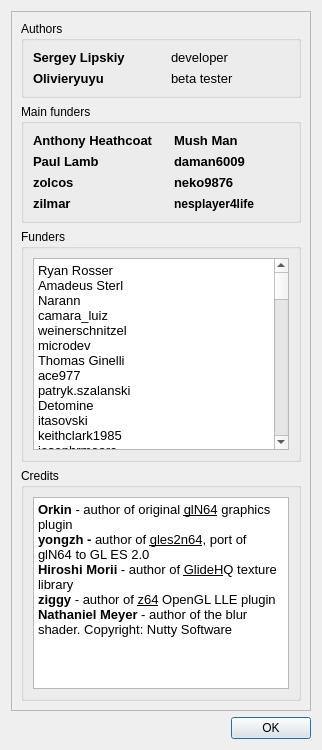
Qt form src/GLideNUI/AboutDialog.ui (gonetz/GLideN64) before a commit.
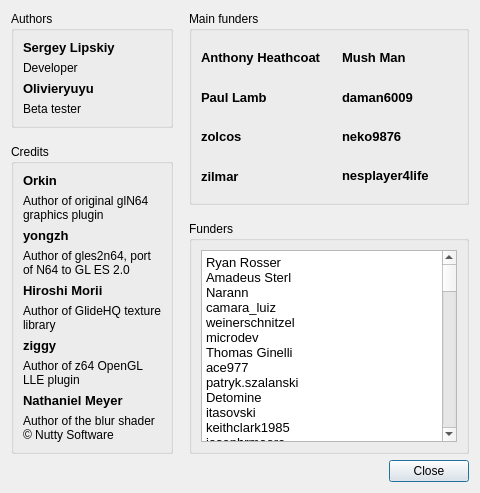
The same form after that commit. Icons and pictures are not drawn.

Commit message: Two column UI and simplifed language updates

Patch:
```diff
--- a/src/GLideNUI/AboutDialog.ui
+++ b/src/GLideNUI/AboutDialog.ui
@@ -5,32 +5,6 @@
   <property name="windowModality">
    <enum>Qt::WindowModal</enum>
   </property>
-  <property name="geometry">
-   <rect>
-    <x>0</x>
-    <y>0</y>
-    <width>316</width>
-    <height>520</height>
-   </rect>
-  </property>
-  <property name="sizePolicy">
-   <sizepolicy hsizetype="Fixed" vsizetype="Fixed">
-    <horstretch>0</horstretch>
-    <verstretch>0</verstretch>
-   </sizepolicy>
-  </property>
-  <property name="minimumSize">
-   <size>
-    <width>316</width>
-    <height>520</height>
-   </size>
-  </property>
-  <property name="maximumSize">
-   <size>
-    <width>400</width>
-    <height>520</height>
-   </size>
-  </property>
   <property name="windowTitle">
    <string>About GLideN64</string>
   </property>
@@ -46,14 +20,12 @@
     <enum>QLayout::SetFixedSize</enum>
    </property>
    <item>
-    <widget class="QFrame" name="frame">
-     <property name="frameShape">
-      <enum>QFrame::StyledPanel</enum>
+    <layout class="QHBoxLayout" name="horizontalLayout">
+     <property name="spacing">
+      <number>16</number>
      </property>
-     <property name="frameShadow">
-      <enum>QFrame::Raised</enum>
-     </property>
-     <layout class="QVBoxLayout" name="verticalLayout_4">
+     <item>
+      <layout class="QVBoxLayout" name="verticalLayout_5">
       <item>
        <widget class="QGroupBox" name="groupBox_3">
         <property name="sizePolicy">
@@ -65,11 +37,8 @@
         <property name="title">
          <string>Authors</string>
         </property>
-        <layout class="QGridLayout" name="gridLayout">
-         <property name="horizontalSpacing">
-          <number>20</number>
-         </property>
-         <item row="0" column="0">
+         <layout class="QVBoxLayout" name="verticalLayout_2">
+          <item>
           <widget class="QLabel" name="label_3">
            <property name="font">
             <font>
@@ -83,19 +52,14 @@
            </property>
           </widget>
          </item>
-         <item row="0" column="1">
+          <item>
           <widget class="QLabel" name="label_4">
-           <property name="font">
-            <font>
-             <pointsize>10</pointsize>
-            </font>
-           </property>
            <property name="text">
-            <string>developer</string>
+             <string>Developer</string>
            </property>
           </widget>
          </item>
-         <item row="1" column="0">
+          <item>
           <widget class="QLabel" name="label">
            <property name="font">
             <font>
@@ -109,21 +73,179 @@
            </property>
           </widget>
          </item>
-         <item row="1" column="1">
+          <item>
           <widget class="QLabel" name="label_2">
+            <property name="text">
+             <string>Beta tester</string>
+            </property>
+           </widget>
+          </item>
+         </layout>
+        </widget>
+       </item>
+       <item>
+        <widget class="QGroupBox" name="groupBox">
+         <property name="title">
+          <string>Credits</string>
+         </property>
+         <layout class="QVBoxLayout" name="verticalLayout_7">
+          <item>
+           <widget class="QLabel" name="label_14">
            <property name="font">
             <font>
              <pointsize>10</pointsize>
+              <weight>75</weight>
+              <bold>true</bold>
             </font>
            </property>
            <property name="text">
-            <string>beta tester</string>
-           </property>
-          </widget>
-         </item>
+             <string>Orkin</string>
+            </property>
+            <property name="alignment">
+             <set>Qt::AlignLeading|Qt::AlignLeft|Qt::AlignTop</set>
+            </property>
+           </widget>
+          </item>
+          <item>
+           <widget class="QLabel" name="label_15">
+            <property name="text">
+             <string>Author of original glN64 graphics plugin</string>
+            </property>
+            <property name="alignment">
+             <set>Qt::AlignLeading|Qt::AlignLeft|Qt::AlignTop</set>
+            </property>
+            <property name="wordWrap">
+             <bool>true</bool>
+            </property>
+           </widget>
+          </item>
+          <item>
+           <widget class="QLabel" name="label_16">
+            <property name="font">
+             <font>
+              <pointsize>10</pointsize>
+              <weight>75</weight>
+              <bold>true</bold>
+             </font>
+            </property>
+            <property name="text">
+             <string>yongzh</string>
+            </property>
+            <property name="alignment">
+             <set>Qt::AlignLeading|Qt::AlignLeft|Qt::AlignTop</set>
+            </property>
+           </widget>
+          </item>
+          <item>
+           <widget class="QLabel" name="label_17">
+            <property name="text">
+             <string>Author of gles2n64, port of N64 to GL ES 2.0</string>
+            </property>
+            <property name="alignment">
+             <set>Qt::AlignLeading|Qt::AlignLeft|Qt::AlignTop</set>
+            </property>
+            <property name="wordWrap">
+             <bool>true</bool>
+            </property>
+           </widget>
+          </item>
+          <item>
+           <widget class="QLabel" name="label_18">
+            <property name="font">
+             <font>
+              <pointsize>10</pointsize>
+              <weight>75</weight>
+              <bold>true</bold>
+             </font>
+            </property>
+            <property name="text">
+             <string>Hiroshi Morii</string>
+            </property>
+            <property name="alignment">
+             <set>Qt::AlignLeading|Qt::AlignLeft|Qt::AlignTop</set>
+            </property>
+           </widget>
+          </item>
+          <item>
+           <widget class="QLabel" name="label_19">
+            <property name="text">
+             <string>Author of GlideHQ texture library</string>
+            </property>
+            <property name="alignment">
+             <set>Qt::AlignLeading|Qt::AlignLeft|Qt::AlignTop</set>
+            </property>
+            <property name="wordWrap">
+             <bool>true</bool>
+            </property>
+           </widget>
+          </item>
+          <item>
+           <widget class="QLabel" name="label_20">
+            <property name="font">
+             <font>
+              <pointsize>10</pointsize>
+              <weight>75</weight>
+              <bold>true</bold>
+             </font>
+            </property>
+            <property name="text">
+             <string>ziggy</string>
+            </property>
+            <property name="alignment">
+             <set>Qt::AlignLeading|Qt::AlignLeft|Qt::AlignTop</set>
+            </property>
+           </widget>
+          </item>
+          <item>
+           <widget class="QLabel" name="label_21">
+            <property name="text">
+             <string>Author of z64 OpenGL LLE plugin</string>
+            </property>
+            <property name="alignment">
+             <set>Qt::AlignLeading|Qt::AlignLeft|Qt::AlignTop</set>
+            </property>
+            <property name="wordWrap">
+             <bool>true</bool>
+            </property>
+           </widget>
+          </item>
+          <item>
+           <widget class="QLabel" name="label_22">
+            <property name="font">
+             <font>
+              <pointsize>10</pointsize>
+              <weight>75</weight>
+              <bold>true</bold>
+             </font>
+            </property>
+            <property name="text">
+             <string>Nathaniel Meyer</string>
+            </property>
+            <property name="alignment">
+             <set>Qt::AlignLeading|Qt::AlignLeft|Qt::AlignTop</set>
+            </property>
+           </widget>
+          </item>
+          <item>
+           <widget class="QLabel" name="label_23">
+            <property name="text">
+             <string>&lt;html&gt;&lt;head/&gt;&lt;body&gt;&lt;p&gt;Author of the blur shader&lt;br/&gt;© Nutty Software&lt;/p&gt;&lt;/body&gt;&lt;/html&gt;</string>
+            </property>
+            <property name="alignment">
+             <set>Qt::AlignLeading|Qt::AlignLeft|Qt::AlignTop</set>
+            </property>
+            <property name="wordWrap">
+             <bool>true</bool>
+            </property>
+           </widget>
+          </item>
         </layout>
        </widget>
       </item>
+      </layout>
+     </item>
+     <item>
+      <layout class="QVBoxLayout" name="verticalLayout_4">
       <item>
        <widget class="QGroupBox" name="groupBox_2">
         <property name="sizePolicy">
@@ -139,6 +261,53 @@
          <property name="horizontalSpacing">
           <number>20</number>
          </property>
+          <item row="3" column="0">
+           <widget class="QLabel" name="label_11">
+            <property name="sizePolicy">
+             <sizepolicy hsizetype="Minimum" vsizetype="Preferred">
+              <horstretch>0</horstretch>
+              <verstretch>0</verstretch>
+             </sizepolicy>
+            </property>
+            <property name="font">
+             <font>
+              <pointsize>10</pointsize>
+              <weight>75</weight>
+              <bold>true</bold>
+             </font>
+            </property>
+            <property name="text">
+             <string notr="true">zilmar</string>
+            </property>
+           </widget>
+          </item>
+          <item row="2" column="1">
+           <widget class="QLabel" name="label_10">
+            <property name="font">
+             <font>
+              <pointsize>10</pointsize>
+              <weight>75</weight>
+              <bold>true</bold>
+             </font>
+            </property>
+            <property name="text">
+             <string notr="true">neko9876</string>
+            </property>
+           </widget>
+          </item>
+          <item row="3" column="1">
+           <widget class="QLabel" name="label_12">
+            <property name="font">
+             <font>
+              <weight>75</weight>
+              <bold>true</bold>
+             </font>
+            </property>
+            <property name="text">
+             <string notr="true">&lt;html&gt;&lt;head/&gt;&lt;body&gt;&lt;p&gt;&lt;span style=&quot; font-size:10pt;&quot;&gt;nesplayer4life&lt;/span&gt;&lt;/p&gt;&lt;/body&gt;&lt;/html&gt;</string>
+            </property>
+           </widget>
+          </item>
          <item row="0" column="0">
           <widget class="QLabel" name="label_5">
            <property name="sizePolicy">
@@ -227,61 +396,9 @@
            </property>
           </widget>
          </item>
-         <item row="3" column="0">
-          <widget class="QLabel" name="label_11">
-           <property name="sizePolicy">
-            <sizepolicy hsizetype="Minimum" vsizetype="Preferred">
-             <horstretch>0</horstretch>
-             <verstretch>0</verstretch>
-            </sizepolicy>
-           </property>
-           <property name="font">
-            <font>
-             <pointsize>10</pointsize>
-             <weight>75</weight>
-             <bold>true</bold>
-            </font>
-           </property>
-           <property name="text">
-            <string notr="true">zilmar</string>
-           </property>
-          </widget>
-         </item>
-         <item row="2" column="1">
-          <widget class="QLabel" name="label_10">
-           <property name="font">
-            <font>
-             <pointsize>10</pointsize>
-             <weight>75</weight>
-             <bold>true</bold>
-            </font>
-           </property>
-           <property name="text">
-            <string notr="true">neko9876</string>
-           </property>
-          </widget>
-         </item>
-         <item row="3" column="1">
-          <widget class="QLabel" name="label_12">
-           <property name="font">
-            <font>
-             <weight>75</weight>
-             <bold>true</bold>
-            </font>
-           </property>
-           <property name="text">
-            <string notr="true">nesplayer4life</string>
-           </property>
-          </widget>
-         </item>
         </layout>
        </widget>
       </item>
-      <item>
-       <layout class="QVBoxLayout" name="verticalLayout_2">
-        <property name="sizeConstraint">
-         <enum>QLayout::SetMinimumSize</enum>
-        </property>
         <item>
          <widget class="QGroupBox" name="groupBox_4">
           <property name="sizePolicy">
@@ -298,6 +415,8 @@
             <enum>QLayout::SetMaximumSize</enum>
            </property>
            <item>
+           <layout class="QVBoxLayout" name="verticalLayout">
+            <item>
             <widget class="QTextEdit" name="textEdit_2">
              <property name="sizePolicy">
               <sizepolicy hsizetype="Preferred" vsizetype="Preferred">
@@ -305,6 +424,9 @@
                <verstretch>0</verstretch>
               </sizepolicy>
              </property>
+              <property name="readOnly">
+               <bool>true</bool>
+              </property>
              <property name="html">
               <string>&lt;!DOCTYPE HTML PUBLIC &quot;-//W3C//DTD HTML 4.0//EN&quot; &quot;http://www.w3.org/TR/REC-html40/strict.dtd&quot;&gt;
 &lt;html&gt;&lt;head&gt;&lt;meta name=&quot;qrichtext&quot; content=&quot;1&quot; /&gt;&lt;style type=&quot;text/css&quot;&gt;
@@ -439,51 +561,13 @@
             </widget>
            </item>
           </layout>
-         </widget>
-        </item>
-        <item>
-         <widget class="QGroupBox" name="groupBox">
-          <property name="sizePolicy">
-           <sizepolicy hsizetype="Preferred" vsizetype="Minimum">
-            <horstretch>0</horstretch>
-            <verstretch>0</verstretch>
-           </sizepolicy>
-          </property>
-          <property name="title">
-           <string>Credits</string>
-          </property>
-          <layout class="QVBoxLayout" name="verticalLayout_7">
-           <item>
-            <widget class="QTextEdit" name="textEdit">
-             <property name="sizePolicy">
-              <sizepolicy hsizetype="Preferred" vsizetype="Preferred">
-               <horstretch>0</horstretch>
-               <verstretch>0</verstretch>
-              </sizepolicy>
-             </property>
-             <property name="readOnly">
-              <bool>true</bool>
-             </property>
-             <property name="html">
-              <string>&lt;!DOCTYPE HTML PUBLIC &quot;-//W3C//DTD HTML 4.0//EN&quot; &quot;http://www.w3.org/TR/REC-html40/strict.dtd&quot;&gt;
-&lt;html&gt;&lt;head&gt;&lt;meta name=&quot;qrichtext&quot; content=&quot;1&quot; /&gt;&lt;style type=&quot;text/css&quot;&gt;
-p, li { white-space: pre-wrap; }
-&lt;/style&gt;&lt;/head&gt;&lt;body style=&quot; font-family:'MS Shell Dlg 2'; font-size:8.25pt; font-weight:400; font-style:normal;&quot;&gt;
-&lt;p style=&quot; margin-top:0px; margin-bottom:0px; margin-left:0px; margin-right:0px; -qt-block-indent:0; text-indent:0px;&quot;&gt;&lt;span style=&quot; font-size:10pt; font-weight:600;&quot;&gt;Orkin&lt;/span&gt;&lt;span style=&quot; font-size:10pt;&quot;&gt; - author of original &lt;/span&gt;&lt;span style=&quot; font-size:10pt; text-decoration: underline;&quot;&gt;glN64&lt;/span&gt;&lt;span style=&quot; font-size:10pt;&quot;&gt; graphics plugin&lt;/span&gt;&lt;/p&gt;
-&lt;p style=&quot; margin-top:0px; margin-bottom:0px; margin-left:0px; margin-right:0px; -qt-block-indent:0; text-indent:0px;&quot;&gt;&lt;span style=&quot; font-size:10pt; font-weight:600;&quot;&gt;yongzh -&lt;/span&gt;&lt;span style=&quot; font-size:10pt;&quot;&gt; author of &lt;/span&gt;&lt;span style=&quot; font-size:10pt; text-decoration: underline;&quot;&gt;gles2n64&lt;/span&gt;&lt;span style=&quot; font-size:10pt;&quot;&gt;, port of glN64 to GL ES 2.0&lt;br /&gt;&lt;/span&gt;&lt;span style=&quot; font-size:10pt; font-weight:600;&quot;&gt;Hiroshi Morii&lt;/span&gt;&lt;span style=&quot; font-size:10pt;&quot;&gt; - author of &lt;/span&gt;&lt;span style=&quot; font-size:10pt; text-decoration: underline;&quot;&gt;GlideH&lt;/span&gt;&lt;span style=&quot; font-size:10pt;&quot;&gt;Q texture library&lt;/span&gt;&lt;/p&gt;
-&lt;p style=&quot; margin-top:0px; margin-bottom:0px; margin-left:0px; margin-right:0px; -qt-block-indent:0; text-indent:0px;&quot;&gt;&lt;span style=&quot; font-size:10pt; font-weight:600;&quot;&gt;ziggy&lt;/span&gt;&lt;span style=&quot; font-size:10pt;&quot;&gt; - author of &lt;/span&gt;&lt;span style=&quot; font-size:10pt; text-decoration: underline;&quot;&gt;z64&lt;/span&gt;&lt;span style=&quot; font-size:10pt;&quot;&gt; OpenGL LLE plugin&lt;/span&gt;&lt;/p&gt;
-&lt;p style=&quot; margin-top:0px; margin-bottom:0px; margin-left:0px; margin-right:0px; -qt-block-indent:0; text-indent:0px;&quot;&gt;&lt;span style=&quot; font-size:10pt; font-weight:600;&quot;&gt;Nathaniel Meyer&lt;/span&gt;&lt;span style=&quot; font-size:10pt;&quot;&gt; - author of the blur shader. Copyright: Nutty Software&lt;/span&gt;&lt;/p&gt;
-&lt;p style=&quot;-qt-paragraph-type:empty; margin-top:0px; margin-bottom:0px; margin-left:0px; margin-right:0px; -qt-block-indent:0; text-indent:0px; font-size:10pt;&quot;&gt;&lt;br /&gt;&lt;/p&gt;&lt;/body&gt;&lt;/html&gt;</string>
-             </property>
-            </widget>
-           </item>
+          </item>
           </layout>
          </widget>
         </item>
        </layout>
       </item>
      </layout>
-    </widget>
    </item>
    <item>
     <widget class="QDialogButtonBox" name="buttonBox">
@@ -491,7 +575,7 @@
       <enum>Qt::Horizontal</enum>
      </property>
      <property name="standardButtons">
-      <set>QDialogButtonBox::Ok</set>
+      <set>QDialogButtonBox::Close</set>
      </property>
     </widget>
    </item>
```
Left out of the diff: 8 changed lines with no effect on the pictures. Lines whose indentation alone changed are shown as unchanged. The commit also changes 5 other files.
